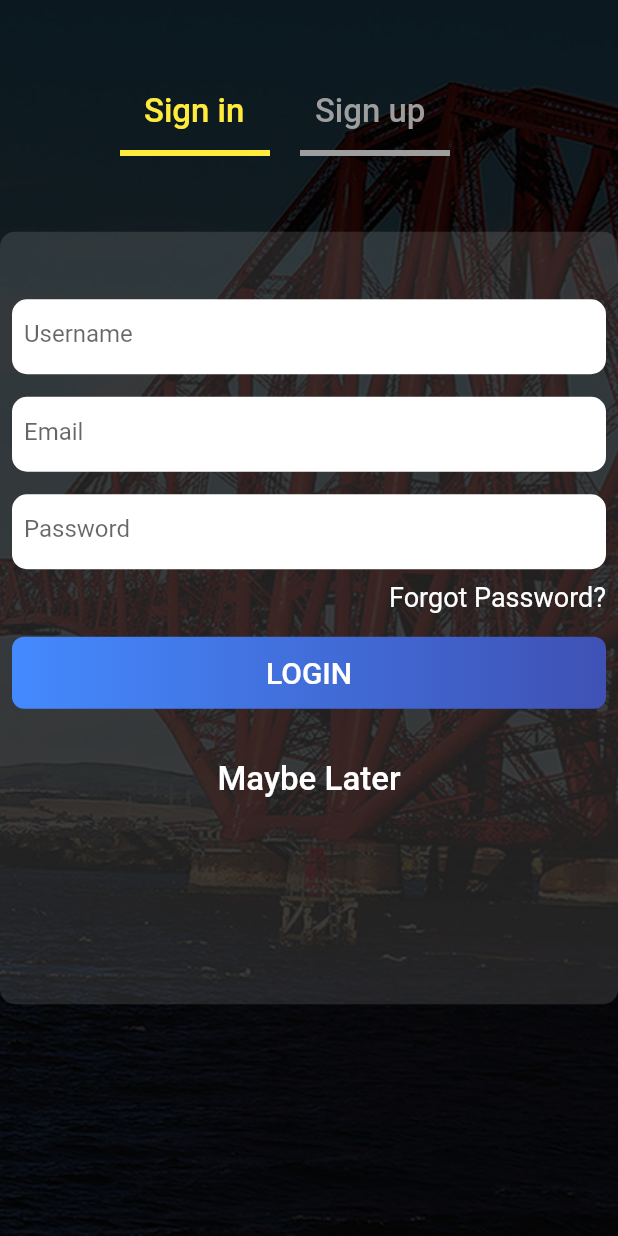
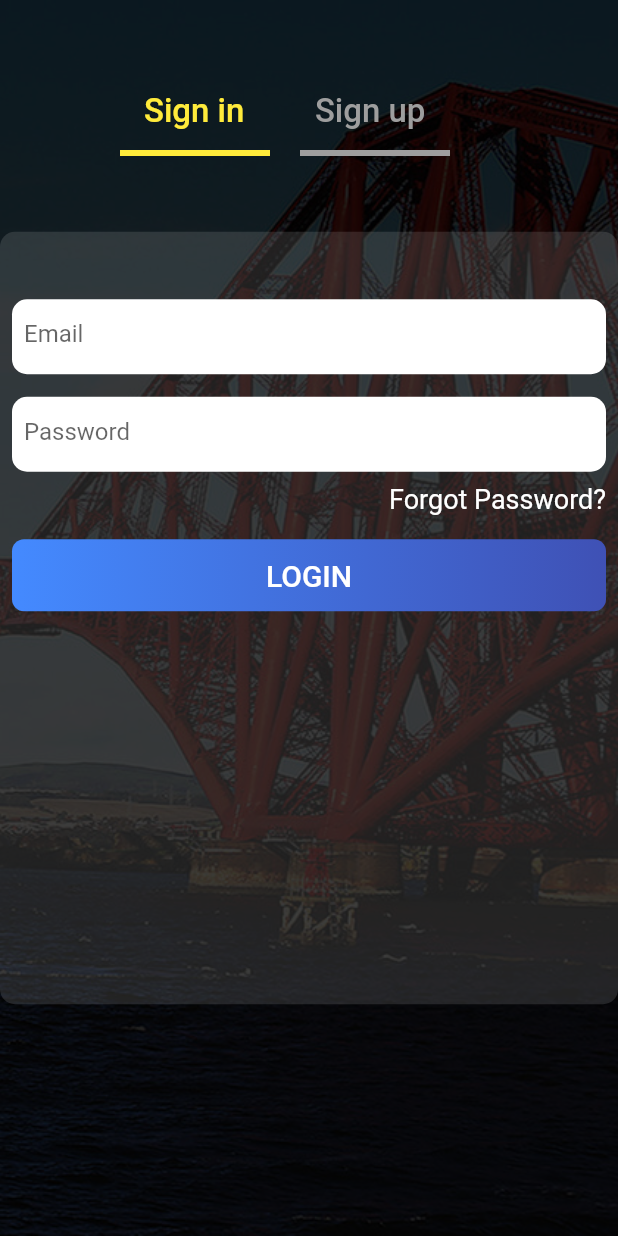
Before and after one commit to austinevick/flutter-task-manager-, a Flutter app: the screen it shows after launch, after a tap on "Sign in", on a phone screen of 412 x 824 dp. Run offline on Flutter 3.47's test engine with Material 2 defaults, Android fonts, the phone set to English and light mode, and no system bars; our stand-ins replace dotted_border, flutter_bounce, table_calendar; missing offline and left inert: flutter_iconpicker.

Commit message:
Update login_screen.dart

```diff
--- a/lib/screens/login_screen.dart
+++ b/lib/screens/login_screen.dart
@@ -1,4 +1,5 @@
 import 'package:flutter/material.dart';
+import 'package:flutter_todo_app_ui/screens/home_screen.dart';
 import 'package:flutter_todo_app_ui/widgets/custom_button.dart';
 import 'package:flutter_todo_app_ui/widgets/custom_textfield.dart';
 import 'package:flutter_todo_app_ui/widgets/responsive.dart';
@@ -9,7 +10,7 @@ class LoginScreen extends StatefulWidget {
 }
 
 class _LoginScreenState extends State<LoginScreen> {
-  bool isLogin = true;
+  bool isLogin = false;
   @override
   Widget build(BuildContext context) {
     return Scaffold(
@@ -124,10 +125,10 @@ class _LoginScreenState extends State<LoginScreen> {
                           height: 30,
                         ),
                         isLogin
-                            ? CustomTextfield(
+                            ? SizedBox()
+                            : CustomTextfield(
                                 hintText: 'Username',
-                              )
-                            : SizedBox(),
+                              ),
                         CustomTextfield(
                           hintText: 'Email',
                         ),
@@ -152,9 +153,16 @@ class _LoginScreenState extends State<LoginScreen> {
                         SizedBox(
                           height: 15,
                         ),
-                        Center(
+                        isLogin
+                            ? Container()
+                            : Center(
                                 child: FlatButton(
-                              onPressed: () {},
+                                    onPressed: () => Navigator.of(context)
+                                            .push(MaterialPageRoute(
+                                                builder: (
+                                          ctx,
+                                        ) =>
+                                                    HomeScreen())),
                                     child: Text(
                                       'Maybe Later',
                                       style: TextStyle(
```
Lines whose indentation alone changed are shown as unchanged.
